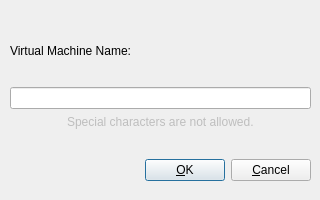
The window that ui/createwindow.ui (Dungeonseeker/linbox-qt5) describes before a commit, drawn with Qt 5.
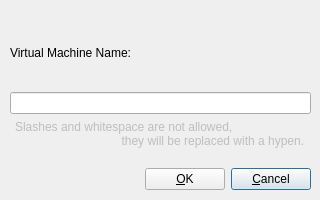
The same window after the commit. Icons and pictures are not drawn.

Diff of the .ui file:
```diff
--- a/ui/createwindow.ui
+++ b/ui/createwindow.ui
@@ -31,7 +31,7 @@
      <x>10</x>
      <y>20</y>
      <width>301</width>
-     <height>161</height>
+                    <height>170</height>
     </rect>
    </property>
    <layout class="QVBoxLayout" name="verticalLayout">
@@ -75,29 +75,21 @@
       </item>
      </layout>
     </item>
-    <item alignment="Qt::AlignHCenter">
+                <item alignment="Qt::AlignHCenter|Qt::AlignVCenter">
      <widget class="QLabel" name="label_2">
       <property name="enabled">
        <bool>false</bool>
       </property>
       <property name="text">
-       <string>Special characters are not allowed.</string>
+                            <string>Slashes and whitespace are not allowed,
+                                they will be replaced with a hypen.
+                            </string>
+                        </property>
+                        <property name="alignment">
+                            <set>Qt::AlignLeading|Qt::AlignLeft|Qt::AlignVCenter</set>
       </property>
      </widget>
     </item>
-    <item>
-     <spacer name="verticalSpacer">
-      <property name="orientation">
-       <enum>Qt::Vertical</enum>
-      </property>
-      <property name="sizeHint" stdset="0">
-       <size>
-        <width>20</width>
-        <height>40</height>
-       </size>
-      </property>
-     </spacer>
-    </item>
     <item>
      <layout class="QHBoxLayout" name="horizontalLayout">
       <item>
@@ -122,7 +114,7 @@
          <string>&amp;OK</string>
         </property>
         <property name="autoDefault">
-         <bool>true</bool>
+                                    <bool>false</bool>
         </property>
        </widget>
       </item>
```
Left out of the diff: 14 changed lines with no effect on the pictures. Lines whose indentation alone changed are shown as unchanged.
